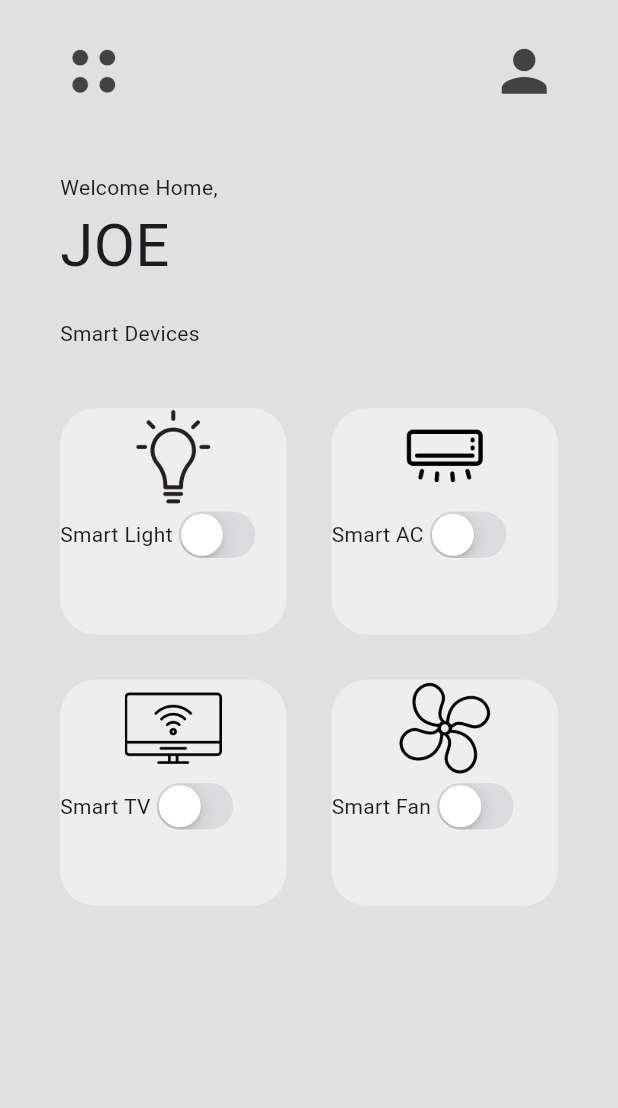
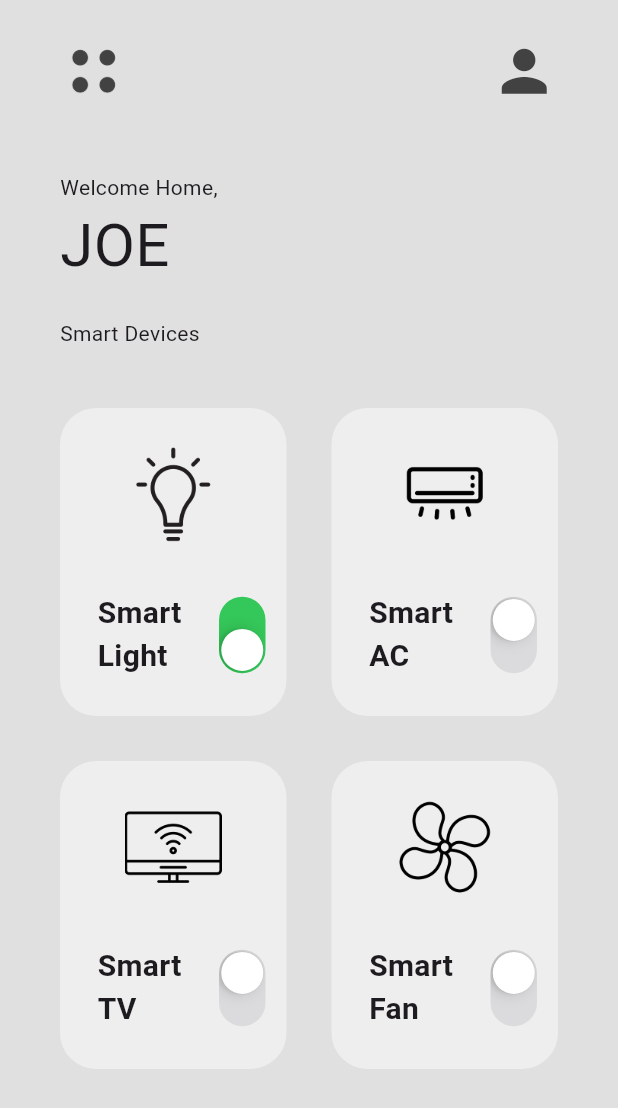
Before and after one commit to JoeDareZone/smarty-pants, a Flutter app: the screen it shows after launch, on a phone screen of 412 x 824 dp. Shown: the top 1108 px of the screen. Run offline on Flutter 3.47's test engine with Material 3 defaults, Android fonts, the phone set to English and light mode, and no system bars.

Commit message:
style: :lipstick: Update UI of smart devices boxes and connect switch to parameter

```diff
--- a/lib/pages/home_page.dart
+++ b/lib/pages/home_page.dart
@@ -70,7 +70,7 @@
                     padding: const EdgeInsets.all(25),
                     gridDelegate:
                         const SliverGridDelegateWithFixedCrossAxisCount(
-                            crossAxisCount: 2),
+                            crossAxisCount: 2, childAspectRatio: 1 / 1.3),
                     itemBuilder: (context, index) {
                       return SmartDeviceBox(
                         smartDeviceName: mySmartDevices[index][0],
--- a/lib/util/smart_device_box.dart
+++ b/lib/util/smart_device_box.dart
@@ -1,3 +1,5 @@
+import 'dart:math';
+
 import 'package:flutter/cupertino.dart';
 import 'package:flutter/material.dart';
 
@@ -21,7 +23,9 @@
             decoration: BoxDecoration(
                 color: Colors.grey[200],
                 borderRadius: BorderRadius.circular(24)),
+            padding: EdgeInsets.symmetric(vertical: 25),
             child: Column(
+              mainAxisAlignment: MainAxisAlignment.spaceBetween,
               children: [
                 Image.asset(
                   iconPath,
@@ -29,8 +33,17 @@
                 ),
                 Row(
                   children: [
-                    Text(smartDeviceName),
-                    CupertinoSwitch(value: false, onChanged: (value) {})
+                    Expanded(
+                      child: Padding(
+                          padding: const EdgeInsets.only(left: 25.0),
+                          child: Text(smartDeviceName,
+                              style: TextStyle(
+                                  fontWeight: FontWeight.bold, fontSize: 20))),
+                    ),
+                    Transform.rotate(
+                        angle: pi / 2,
+                        child: CupertinoSwitch(
+                            value: powerOn, onChanged: (value) {})),
                   ],
                 )
               ],
```
